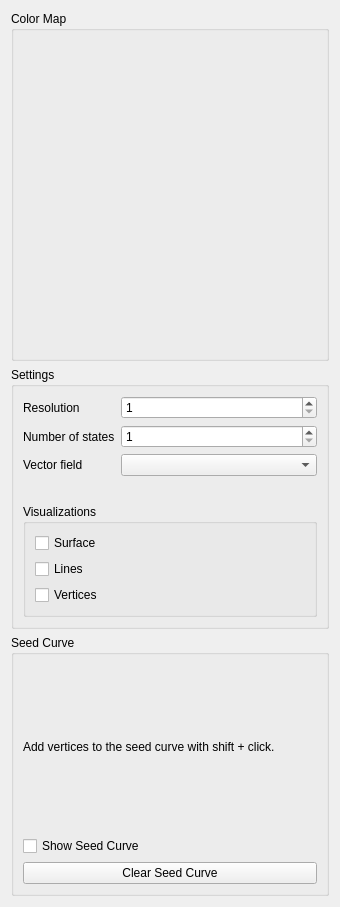
Old version of the form smoke/view/streamsurfacestab.ui in the repository bvanloon/Scientific-Visualization.
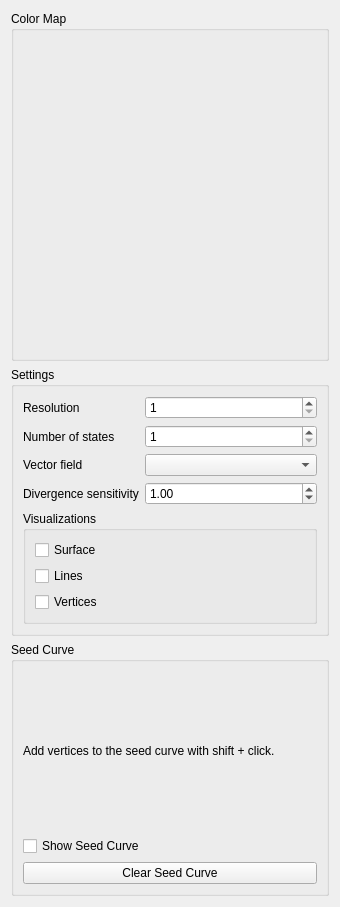
New version of the form. Custom widgets are drawn as their Qt base class.

Commit message: Notify settings of change in the UI.

```diff
--- a/smoke/view/streamsurfacestab.ui
+++ b/smoke/view/streamsurfacestab.ui
@@ -118,6 +118,32 @@
           </property>
          </widget>
         </item>
+        <item row="3" column="0">
+         <widget class="QLabel" name="divergenceSensitivityLabel">
+          <property name="toolTip">
+           <string/>
+          </property>
+          <property name="text">
+           <string>Divergence sensitivity</string>
+          </property>
+         </widget>
+        </item>
+        <item row="3" column="1">
+         <widget class="QDoubleSpinBox" name="divergenceSensitivitySpinBox">
+          <property name="sizePolicy">
+           <sizepolicy hsizetype="Expanding" vsizetype="Fixed">
+            <horstretch>0</horstretch>
+            <verstretch>0</verstretch>
+           </sizepolicy>
+          </property>
+          <property name="maximum">
+           <double>200.000000000000000</double>
+          </property>
+          <property name="value">
+           <double>1.000000000000000</double>
+          </property>
+         </widget>
+        </item>
        </layout>
       </item>
       <item>
```
The commit also changes 4 other files.
